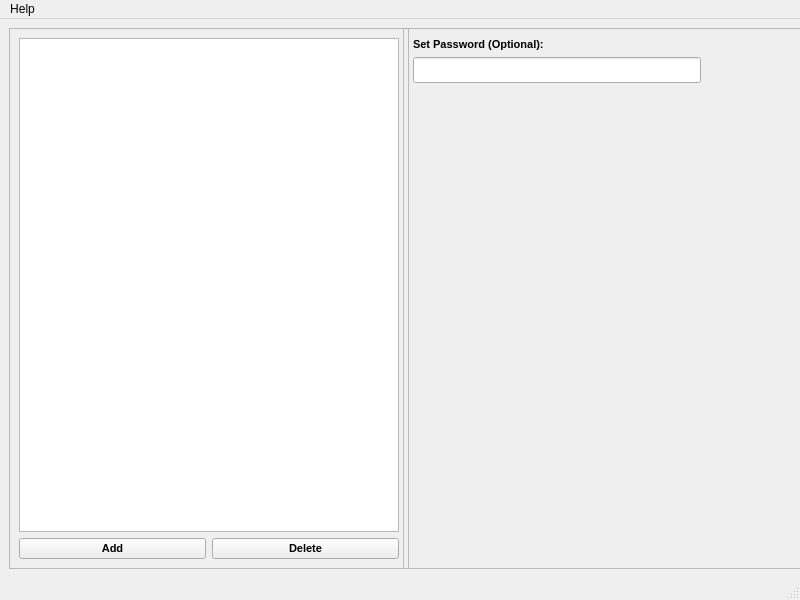
Old version of the form gui.ui in the repository farzadasgari/PDFPyMerger.
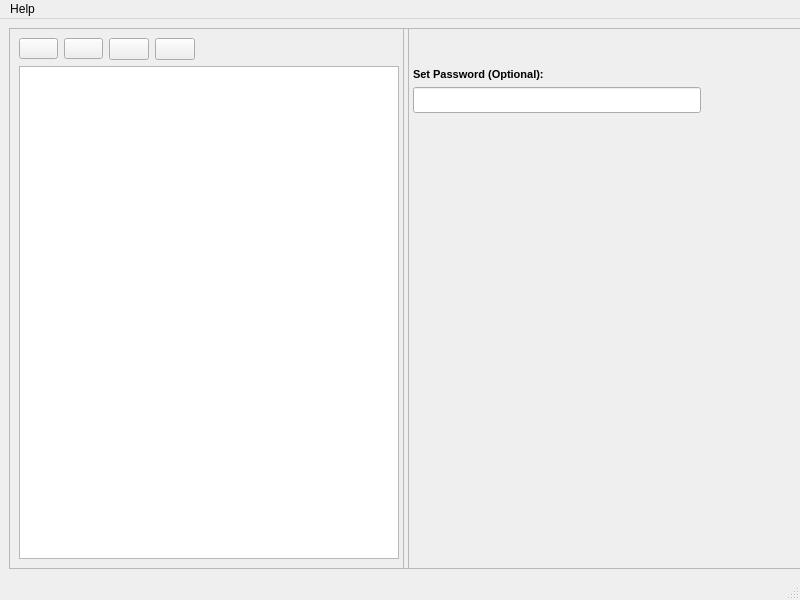
New version of the form. Icons and pictures are not drawn.

Commit message: Change PDF-Related Buttons Style

```diff
--- a/gui.ui
+++ b/gui.ui
@@ -55,12 +55,7 @@
        <item>
         <layout class="QVBoxLayout" name="listLayout">
          <item>
-          <widget class="QListWidget" name="PDFList"/>
-         </item>
-        </layout>
-       </item>
-       <item>
-        <layout class="QHBoxLayout" name="listButtons">
+          <layout class="QHBoxLayout" name="horizontalLayoutListButtons">
          <item>
           <widget class="QPushButton" name="addPDFButton">
            <property name="font">
@@ -79,7 +74,7 @@
             <string>Add  PDF File To Merge List</string>
            </property>
            <property name="text">
-            <string>Add</string>
+              <string/>
            </property>
            <property name="icon">
             <iconset>
@@ -111,7 +106,7 @@
             <string>Delete PDF File From Merge List</string>
            </property>
            <property name="text">
-            <string>Delete</string>
+              <string/>
            </property>
            <property name="icon">
             <iconset>
@@ -134,6 +129,64 @@
            </property>
           </widget>
          </item>
+           <item>
+            <widget class="QPushButton" name="downPDFButton">
+             <property name="cursor">
+              <cursorShape>PointingHandCursor</cursorShape>
+             </property>
+             <property name="text">
+              <string/>
+             </property>
+             <property name="icon">
+              <iconset>
+               <normaloff>Icons/arrowdown.png</normaloff>Icons/arrowdown.png</iconset>
+             </property>
+             <property name="iconSize">
+              <size>
+               <width>20</width>
+               <height>20</height>
+              </size>
+             </property>
+            </widget>
+           </item>
+           <item>
+            <widget class="QPushButton" name="upPDFButton">
+             <property name="cursor">
+              <cursorShape>PointingHandCursor</cursorShape>
+             </property>
+             <property name="text">
+              <string/>
+             </property>
+             <property name="icon">
+              <iconset>
+               <normaloff>Icons/arrowup.png</normaloff>Icons/arrowup.png</iconset>
+             </property>
+             <property name="iconSize">
+              <size>
+               <width>20</width>
+               <height>20</height>
+              </size>
+             </property>
+            </widget>
+           </item>
+           <item>
+            <spacer name="horizontalSpacer">
+             <property name="orientation">
+              <enum>Qt::Horizontal</enum>
+             </property>
+             <property name="sizeHint" stdset="0">
+              <size>
+               <width>40</width>
+               <height>20</height>
+              </size>
+             </property>
+            </spacer>
+           </item>
+          </layout>
+         </item>
+         <item>
+          <widget class="QListWidget" name="PDFList"/>
+         </item>
         </layout>
        </item>
       </layout>
@@ -154,6 +207,22 @@
        <enum>QFrame::Raised</enum>
       </property>
       <layout class="QVBoxLayout" name="verticalLayout_2">
+       <item>
+        <spacer name="verticalSpacer">
+         <property name="orientation">
+          <enum>Qt::Vertical</enum>
+         </property>
+         <property name="sizeType">
+          <enum>QSizePolicy::Maximum</enum>
+         </property>
+         <property name="sizeHint" stdset="0">
+          <size>
+           <width>20</width>
+           <height>30</height>
+          </size>
+         </property>
+        </spacer>
+       </item>
        <item>
         <widget class="QLabel" name="passwordLabel">
          <property name="font">
```
Left out of the diff: 4 changed lines with no effect on the pictures. Lines whose indentation alone changed are shown as unchanged. The commit also changes 6 other files.
